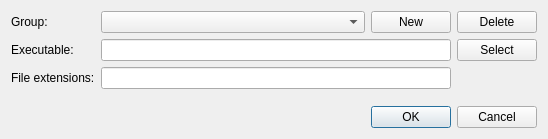
Before: the Qt Designer form ui/externalappsdialog.ui in vlkv/reggata, drawn with Qt 5.
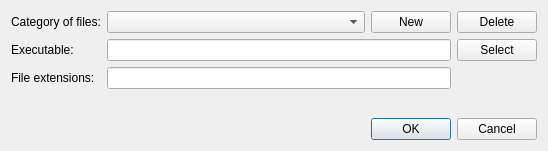
After: the same form once the commit is applied.

Commit message: Added some logic to ExtAppsDialog

```diff
--- a/ui/externalappsdialog.ui
+++ b/ui/externalappsdialog.ui
@@ -7,7 +7,7 @@
     <x>0</x>
     <y>0</y>
     <width>548</width>
-    <height>139</height>
+    <height>151</height>
    </rect>
   </property>
   <property name="windowTitle">
@@ -25,7 +25,7 @@
         </sizepolicy>
        </property>
        <property name="text">
-        <string>Group:</string>
+        <string>Category of files:</string>
        </property>
       </widget>
      </item>
@@ -87,7 +87,7 @@
      <item row="1" column="1" colspan="2">
       <widget class="QLineEdit" name="lineEditApplicationPath">
        <property name="readOnly">
-        <bool>true</bool>
+        <bool>false</bool>
        </property>
       </widget>
      </item>
```
Left out of the diff: 8 changed lines with no effect on the pictures. The commit also changes 2 other files.
